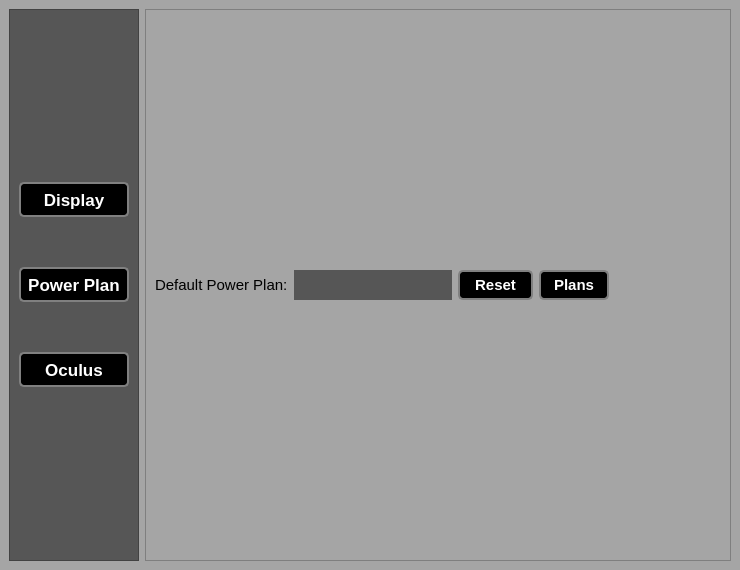
Above: ui/settings/powerPlanSettings.ui from donnie58744/W.A.D.D.L.E before the change. Below: the same form after it.
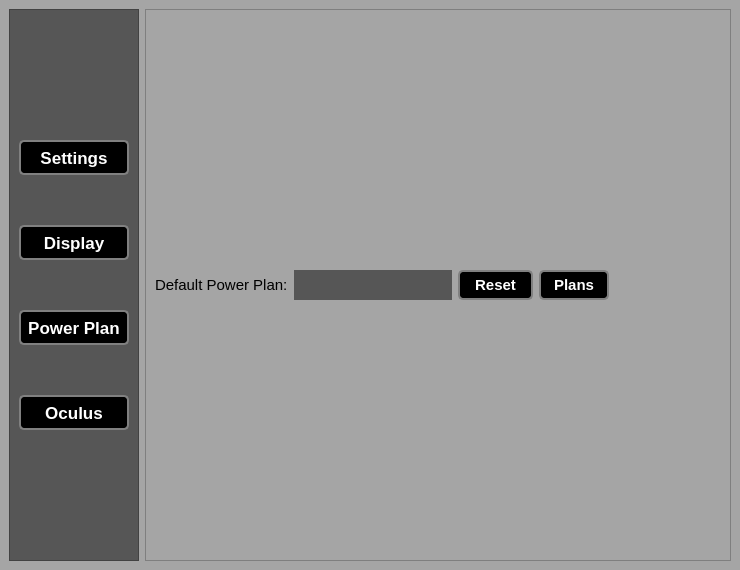
That is the form after the change.

```diff
--- a/ui/settings/powerPlanSettings.ui
+++ b/ui/settings/powerPlanSettings.ui
@@ -65,6 +65,30 @@
           <property name="spacing">
            <number>50</number>
           </property>
+          <item>
+           <widget class="QPushButton" name="settingsBtn">
+            <property name="minimumSize">
+             <size>
+              <width>0</width>
+              <height>35</height>
+             </size>
+            </property>
+            <property name="cursor">
+             <cursorShape>PointingHandCursor</cursorShape>
+            </property>
+            <property name="styleSheet">
+             <string notr="true">background-color: rgb(0, 0, 0);
+color: rgb(255, 255, 255);
+font-size:17px;
+font-weight:800;
+border: 2px solid grey;
+border-radius: 5px;</string>
+            </property>
+            <property name="text">
+             <string>Settings</string>
+            </property>
+           </widget>
+          </item>
           <item>
            <widget class="QPushButton" name="displayBtn">
             <property name="sizePolicy">
```
